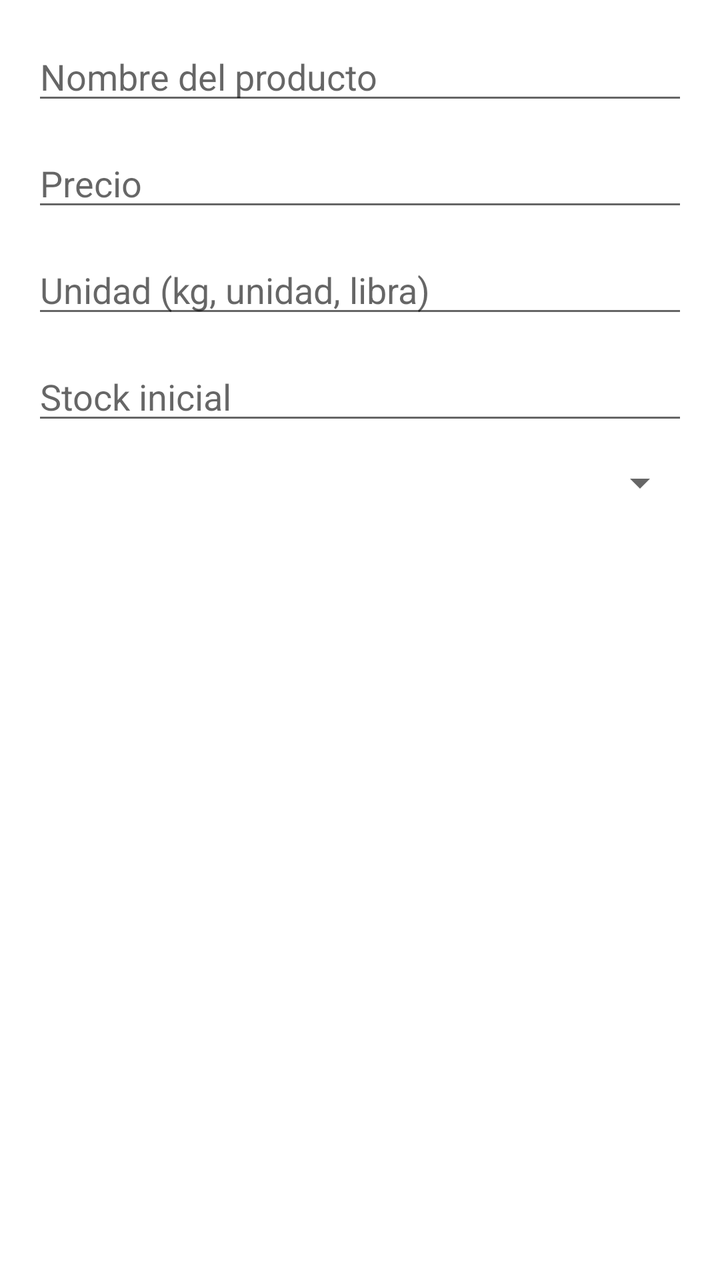
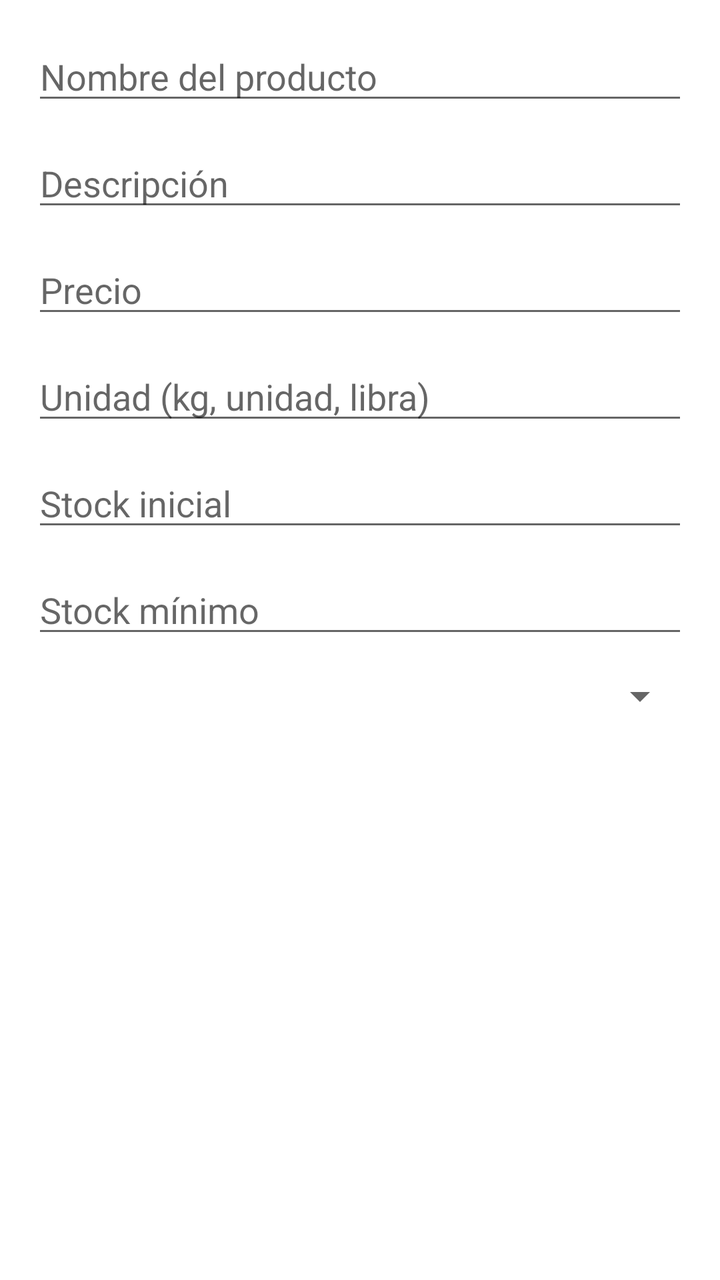

The first picture is an Android layout as it rendered before a commit; the second is the same layout after the commit. The layout source and the unified diff follow.
<!-- AndroidManifest.xml: application theme Theme.MaterialComponents.Light.NoActionBar -->
<!-- res/layout/dialog_product.xml -->
﻿<?xml version="1.0" encoding="utf-8"?>
<LinearLayout xmlns:android="http://schemas.android.com/apk/res/android"
    android:layout_width="match_parent"
    android:layout_height="wrap_content"
    android:orientation="vertical"
    android:padding="16dp">

    <EditText
        android:id="@+id/etProductName"
        android:layout_width="match_parent"
        android:layout_height="wrap_content"
        android:hint="Nombre del producto"
        android:inputType="text"
        android:layout_marginBottom="12dp" />

    <EditText
        android:id="@+id/etProductPrice"
        android:layout_width="match_parent"
        android:layout_height="wrap_content"
        android:hint="Precio"
        android:inputType="numberDecimal"
        android:layout_marginBottom="12dp" />

    <EditText
        android:id="@+id/etProductUnit"
        android:layout_width="match_parent"
        android:layout_height="wrap_content"
        android:hint="Unidad (kg, unidad, libra)"
        android:inputType="text"
        android:layout_marginBottom="12dp" />

    <EditText
        android:id="@+id/etProductStock"
        android:layout_width="match_parent"
        android:layout_height="wrap_content"
        android:hint="Stock inicial"
        android:inputType="numberDecimal"
        android:layout_marginBottom="12dp" />

    <Spinner
        android:id="@+id/spinnerCategory"
        android:layout_width="match_parent"
        android:layout_height="wrap_content" />

</LinearLayout>
<!-- resources referenced by this layout -->
<resources>
  <style name="Theme.MaterialComponents.Light.NoActionBar" parent="Theme.MaterialComponents.Light">
          <item name="windowActionBar">false</item>
          <item name="windowNoTitle">true</item>
          <item name="colorPrimary">#2E7D32</item>
          <item name="colorPrimaryVariant">#1B5E20</item>
          <item name="colorAccent">#388E3C</item>
      </style>
</resources>

<!-- the commit's change to res/layout/dialog_product.xml (unified diff, before → after) -->
@@ -1,45 +1,68 @@
 ﻿<?xml version="1.0" encoding="utf-8"?>
-<LinearLayout xmlns:android="http://schemas.android.com/apk/res/android"
+<ScrollView xmlns:android="http://schemas.android.com/apk/res/android"
     android:layout_width="match_parent"
-    android:layout_height="wrap_content"
-    android:orientation="vertical"
-    android:padding="16dp">
+    android:layout_height="wrap_content">
 
-    <EditText
-        android:id="@+id/etProductName"
+    <LinearLayout
         android:layout_width="match_parent"
         android:layout_height="wrap_content"
-        android:hint="Nombre del producto"
-        android:inputType="text"
-        android:layout_marginBottom="12dp" />
+        android:orientation="vertical"
+        android:padding="16dp">
 
-    <EditText
-        android:id="@+id/etProductPrice"
-        android:layout_width="match_parent"
-        android:layout_height="wrap_content"
-        android:hint="Precio"
-        android:inputType="numberDecimal"
-        android:layout_marginBottom="12dp" />
+        <EditText
+            android:id="@+id/etProductName"
+            android:layout_width="match_parent"
+            android:layout_height="wrap_content"
+            android:hint="Nombre del producto"
+            android:inputType="text"
+            android:layout_marginBottom="12dp" />
 
-    <EditText
-        android:id="@+id/etProductUnit"
-        android:layout_width="match_parent"
-        android:layout_height="wrap_content"
-        android:hint="Unidad (kg, unidad, libra)"
-        android:inputType="text"
-        android:layout_marginBottom="12dp" />
+        <EditText
+            android:id="@+id/etProductDescription"
+            android:layout_width="match_parent"
+            android:layout_height="wrap_content"
+            android:hint="Descripción"
+            android:inputType="text"
+            android:layout_marginBottom="12dp"
+            android:minLines="2" />
 
-    <EditText
-        android:id="@+id/etProductStock"
-        android:layout_width="match_parent"
-        android:layout_height="wrap_content"
-        android:hint="Stock inicial"
-        android:inputType="numberDecimal"
-        android:layout_marginBottom="12dp" />
+        <EditText
+            android:id="@+id/etProductPrice"
+            android:layout_width="match_parent"
+            android:layout_height="wrap_content"
+            android:hint="Precio"
+            android:inputType="numberDecimal"
+            android:layout_marginBottom="12dp" />
 
-    <Spinner
-        android:id="@+id/spinnerCategory"
-        android:layout_width="match_parent"
-        android:layout_height="wrap_content" />
+        <EditText
+            android:id="@+id/etProductUnit"
+            android:layout_width="match_parent"
+            android:layout_height="wrap_content"
+            android:hint="Unidad (kg, unidad, libra)"
+            android:inputType="text"
+            android:layout_marginBottom="12dp" />
 
-</LinearLayout>
+        <EditText
+            android:id="@+id/etProductStock"
+            android:layout_width="match_parent"
+            android:layout_height="wrap_content"
+            android:hint="Stock inicial"
+            android:inputType="numberDecimal"
+            android:layout_marginBottom="12dp" />
+
+        <EditText
+            android:id="@+id/etMinStock"
+            android:layout_width="match_parent"
+            android:layout_height="wrap_content"
+            android:hint="Stock mínimo"
+            android:inputType="numberDecimal"
+            android:layout_marginBottom="12dp" />
+
+        <Spinner
+            android:id="@+id/spinnerCategory"
+            android:layout_width="match_parent"
+            android:layout_height="wrap_content" />
+
+    </LinearLayout>
+
+</ScrollView>
